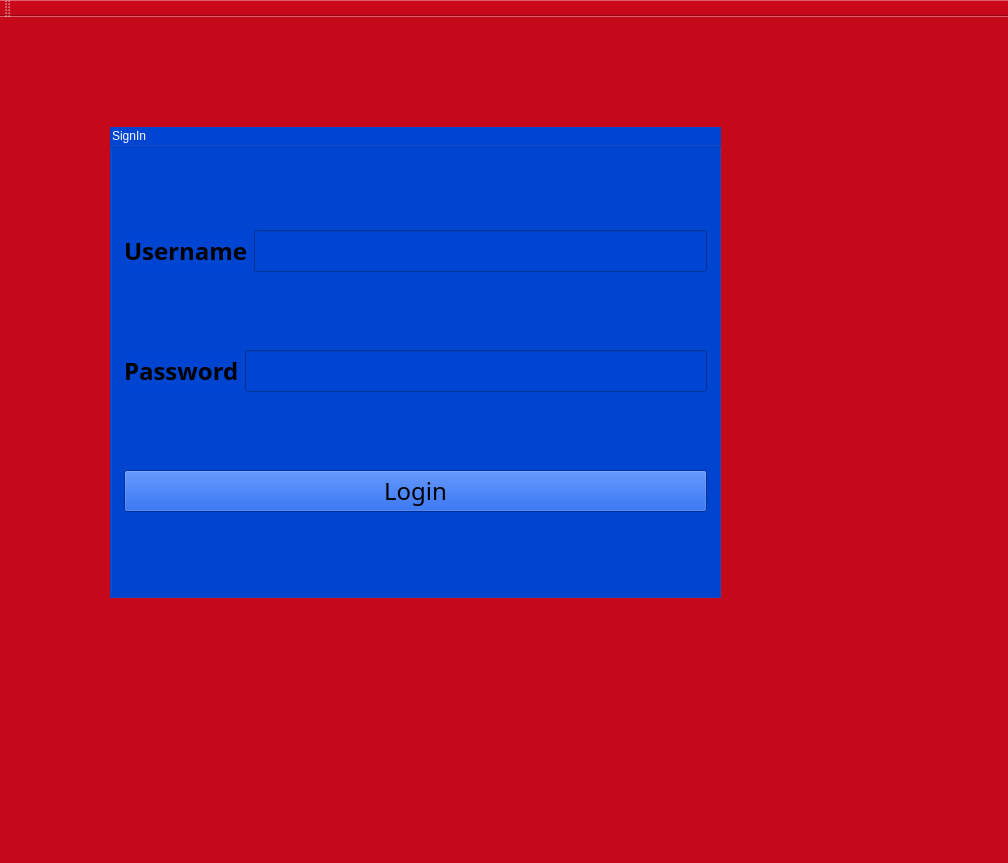
First picture: the form in mainwindow.ui, repository nklalonde/Software-Engineering-Chang, before the edit.
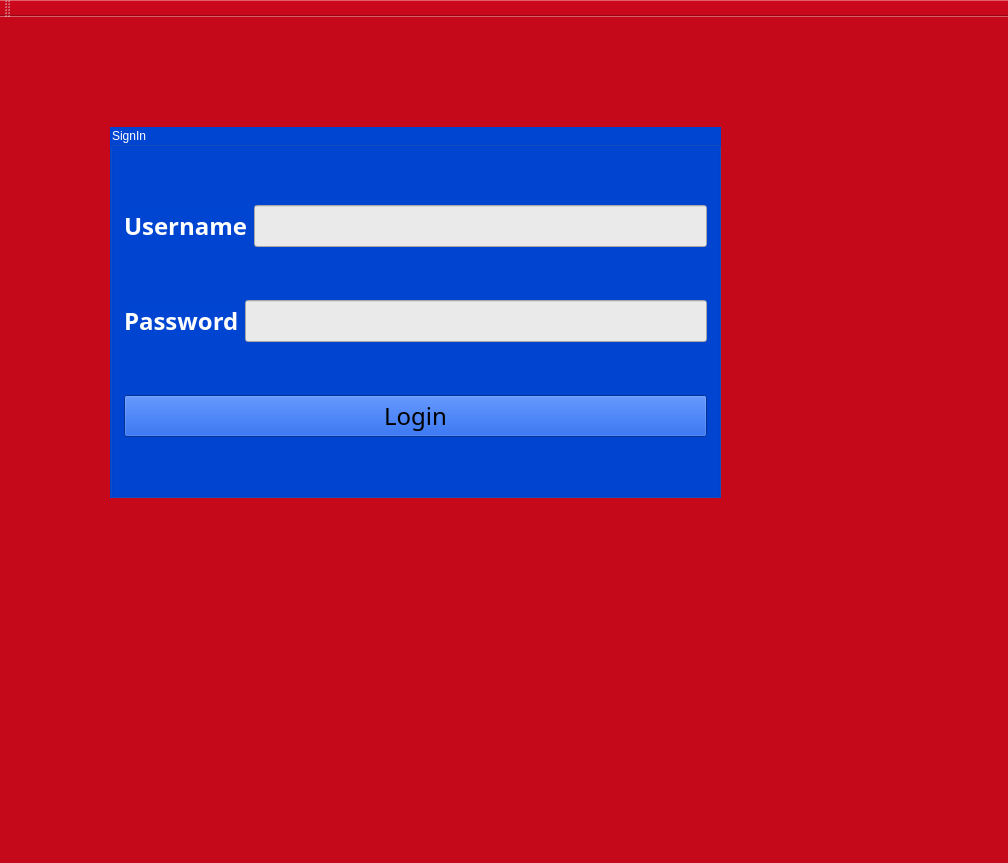
Second picture: the form after the edit.

Diff of the .ui file:
```diff
--- a/mainwindow.ui
+++ b/mainwindow.ui
@@ -35,7 +35,7 @@
       <x>110</x>
       <y>110</y>
       <width>611</width>
-      <height>471</height>
+      <height>371</height>
      </rect>
     </property>
     <property name="palette">
@@ -224,134 +224,31 @@
       <layout class="QHBoxLayout" name="horizontalLayout">
        <item>
         <widget class="QLabel" name="label_Username">
-         <property name="palette">
-          <palette>
-           <active>
-            <colorrole role="Button">
-             <brush brushstyle="SolidPattern">
-              <color alpha="255">
-               <red>0</red>
-               <green>69</green>
-               <blue>209</blue>
-              </color>
-             </brush>
-            </colorrole>
-            <colorrole role="Text">
-             <brush brushstyle="SolidPattern">
-              <color alpha="255">
-               <red>255</red>
-               <green>255</green>
-               <blue>255</blue>
-              </color>
-             </brush>
-            </colorrole>
-            <colorrole role="Base">
-             <brush brushstyle="SolidPattern">
-              <color alpha="255">
-               <red>0</red>
-               <green>69</green>
-               <blue>209</blue>
-              </color>
-             </brush>
-            </colorrole>
-            <colorrole role="Window">
-             <brush brushstyle="SolidPattern">
-              <color alpha="255">
-               <red>0</red>
-               <green>69</green>
-               <blue>209</blue>
-              </color>
-             </brush>
-            </colorrole>
-           </active>
-           <inactive>
-            <colorrole role="Button">
-             <brush brushstyle="SolidPattern">
-              <color alpha="255">
-               <red>0</red>
-               <green>69</green>
-               <blue>209</blue>
-              </color>
-             </brush>
-            </colorrole>
-            <colorrole role="Text">
-             <brush brushstyle="SolidPattern">
-              <color alpha="255">
-               <red>255</red>
-               <green>255</green>
-               <blue>255</blue>
-              </color>
-             </brush>
-            </colorrole>
-            <colorrole role="Base">
-             <brush brushstyle="SolidPattern">
-              <color alpha="255">
-               <red>0</red>
-               <green>69</green>
-               <blue>209</blue>
-              </color>
-             </brush>
-            </colorrole>
-            <colorrole role="Window">
-             <brush brushstyle="SolidPattern">
-              <color alpha="255">
-               <red>0</red>
-               <green>69</green>
-               <blue>209</blue>
-              </color>
-             </brush>
-            </colorrole>
-           </inactive>
-           <disabled>
-            <colorrole role="Button">
-             <brush brushstyle="SolidPattern">
-              <color alpha="255">
-               <red>0</red>
-               <green>69</green>
-               <blue>209</blue>
-              </color>
-             </brush>
-            </colorrole>
-            <colorrole role="Text">
-             <brush brushstyle="SolidPattern">
-              <color alpha="255">
-               <red>120</red>
-               <green>120</green>
-               <blue>120</blue>
-              </color>
-             </brush>
-            </colorrole>
-            <colorrole role="Base">
-             <brush brushstyle="SolidPattern">
-              <color alpha="255">
-               <red>0</red>
-               <green>69</green>
-               <blue>209</blue>
-              </color>
-             </brush>
-            </colorrole>
-            <colorrole role="Window">
-             <brush brushstyle="SolidPattern">
-              <color alpha="255">
-               <red>0</red>
-               <green>69</green>
-               <blue>209</blue>
-              </color>
-             </brush>
-            </colorrole>
-           </disabled>
-          </palette>
-         </property>
          <property name="font">
           <font>
            <family>Franklin Gothic Book</family>
            <pointsize>18</pointsize>
-           <weight>75</weight>
-           <bold>true</bold>
+           <weight>50</weight>
+           <bold>false</bold>
           </font>
          </property>
+         <property name="autoFillBackground">
+          <bool>false</bool>
+         </property>
+         <property name="frameShape">
+          <enum>QFrame::NoFrame</enum>
+         </property>
+         <property name="lineWidth">
+          <number>2</number>
+         </property>
          <property name="text">
-          <string>Username</string>
+          <string>&lt;html&gt;&lt;head/&gt;&lt;body&gt;&lt;p&gt;&lt;span style=&quot; font-weight:600; color:#ffffff;&quot;&gt;Username&lt;/span&gt;&lt;/p&gt;&lt;/body&gt;&lt;/html&gt;</string>
+         </property>
+         <property name="textFormat">
+          <enum>Qt::AutoText</enum>
+         </property>
+         <property name="alignment">
+          <set>Qt::AlignLeading|Qt::AlignLeft|Qt::AlignVCenter</set>
          </property>
          <property name="buddy">
           <cstring>lineEdit_Username</cstring>
@@ -369,6 +266,12 @@
          <property name="autoFillBackground">
           <bool>false</bool>
          </property>
+         <property name="styleSheet">
+          <string notr="true">background-color: rgb(234, 234, 234);</string>
+         </property>
+         <property name="frame">
+          <bool>true</bool>
+         </property>
         </widget>
        </item>
       </layout>
@@ -386,7 +289,7 @@
           </font>
          </property>
          <property name="text">
-          <string>Password</string>
+          <string>&lt;html&gt;&lt;head/&gt;&lt;body&gt;&lt;p&gt;&lt;span style=&quot; font-size:18pt; font-weight:600; color:#fdfdfd;&quot;&gt;Password&lt;/span&gt;&lt;/p&gt;&lt;/body&gt;&lt;/html&gt;</string>
          </property>
          <property name="buddy">
           <cstring>lineEdit_Password</cstring>
@@ -401,6 +304,9 @@
            <pointsize>18</pointsize>
           </font>
          </property>
+         <property name="styleSheet">
+          <string notr="true">background-color: rgb(234, 234, 234);</string>
+         </property>
         </widget>
        </item>
       </layout>
```
